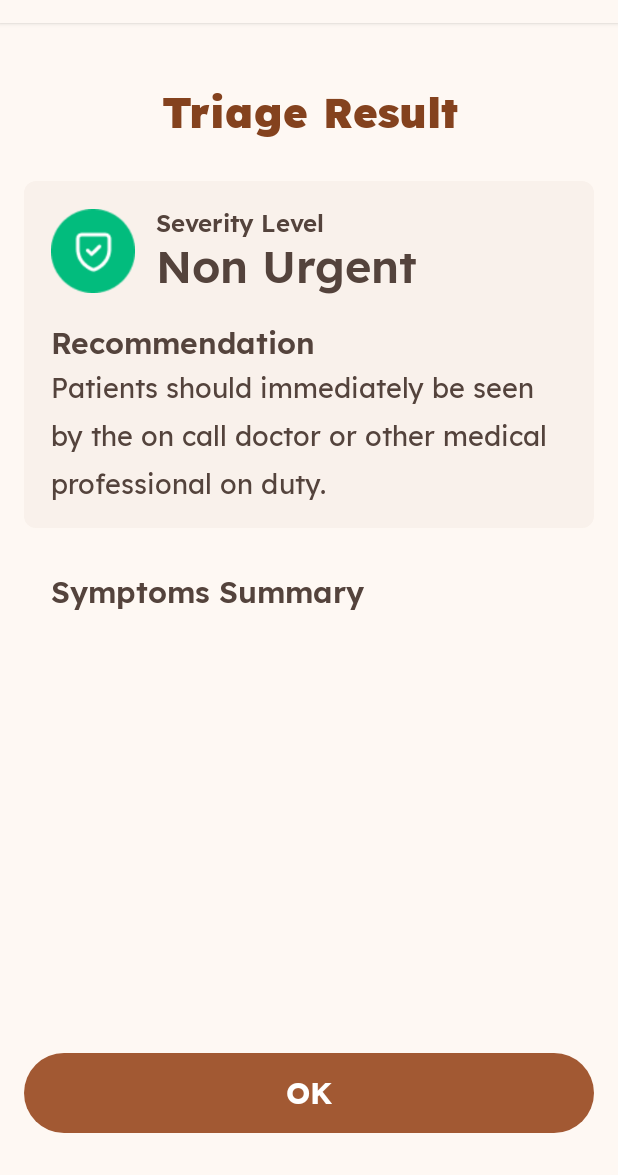
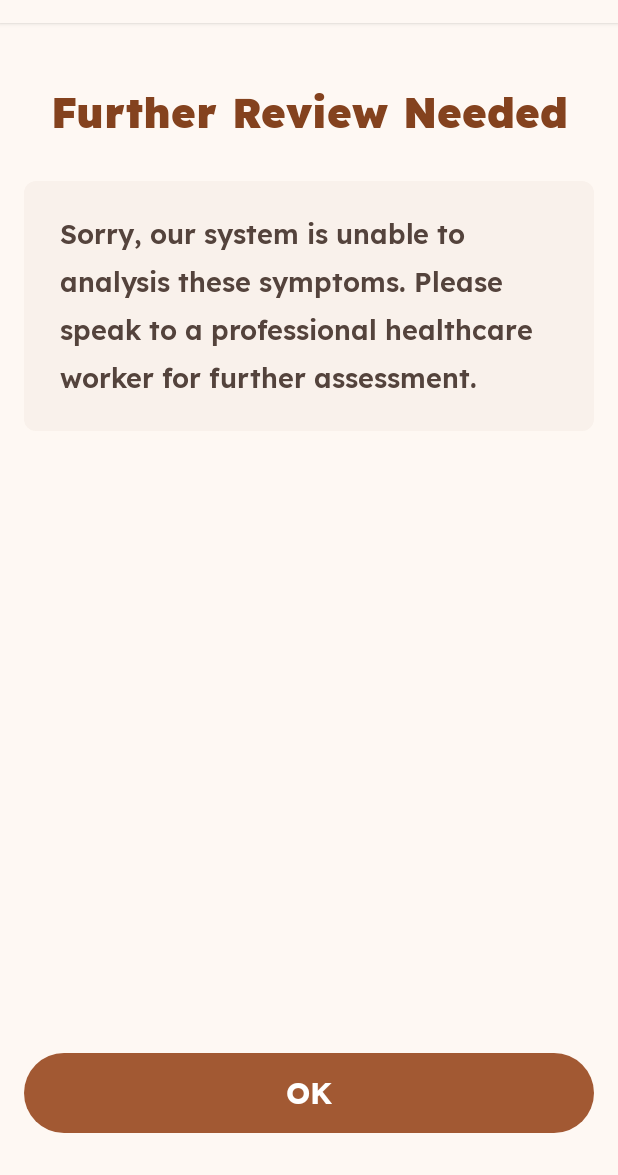
Before and after one commit to Sondnn/Swin-Smart-Adaptive-Clinical-Assistant-SACA-, an Android app built with Jetpack Compose: the ResultScreen screen opened through its navigation route, on a phone screen of 412 x 824 dp, the part 61-1236 px from its top. Run offline under Robolectric (Android 15) with nearby library versions, the light colour scheme and no system bars; Roboto replaces fonts that are not available here.

Commit message:
feat: add analysis result api error handling

```diff
--- a/android/app/src/main/java/com/saca/smartadaptiveclinicalassistant/presentation/navigation/SacaNavGraph.kt
+++ b/android/app/src/main/java/com/saca/smartadaptiveclinicalassistant/presentation/navigation/SacaNavGraph.kt
@@ -5,10 +5,9 @@ import androidx.compose.ui.Modifier
 import androidx.navigation.compose.NavHost
 import androidx.navigation.compose.composable
 import androidx.navigation.compose.rememberNavController
-import com.saca.smartadaptiveclinicalassistant.domain.model.TriageForm
 import com.saca.smartadaptiveclinicalassistant.presentation.home.HomeScreen
 import com.saca.smartadaptiveclinicalassistant.presentation.language.LanguageScreen
-import com.saca.smartadaptiveclinicalassistant.presentation.result.ResultScreen
+import com.saca.smartadaptiveclinicalassistant.presentation.triage_result.ResultScreen
 import com.saca.smartadaptiveclinicalassistant.presentation.session.SessionViewModel
 import com.saca.smartadaptiveclinicalassistant.presentation.triage_form.AgeQuestionScreen
 import com.saca.smartadaptiveclinicalassistant.presentation.triage_form.DurationQuestionScreen
@@ -163,7 +162,7 @@ fun SacaNavGraph(modifier: Modifier = Modifier) {
                 formAnswers = triageFormViewModel.getFormAnswers(
                     languageTag = sessionViewModel.languageTag
                 ),
-                onAnalysisSuccess = {
+                onAnalysisComplete = {
                     navController.navigate(SacaDestinations.TRIAGE_RESULT) {
                         popUpTo(SacaDestinations.TRIAGE_RESULT_LOADING) {
                             inclusive = true
--- a/android/app/src/main/java/com/saca/smartadaptiveclinicalassistant/presentation/triage_result/LoadingScreen.kt
+++ b/android/app/src/main/java/com/saca/smartadaptiveclinicalassistant/presentation/triage_result/LoadingScreen.kt
@@ -30,7 +30,7 @@ import org.koin.androidx.compose.koinViewModel
 @Composable
 fun LoadingScreen(
     formAnswers: TriageForm,
-    onAnalysisSuccess: () -> Unit,
+    onAnalysisComplete: () -> Unit,
     modifier: Modifier = Modifier,
     triageResultViewModel: TriageResultViewModel = koinViewModel()
 ) {
@@ -41,8 +41,8 @@ fun LoadingScreen(
     }
 
     LaunchedEffect(uiState) {
-        if (uiState is TriageResultUIState.Success) {
-            onAnalysisSuccess()
+        if (uiState is TriageResultUIState.Success || uiState is TriageResultUIState.Error) {
+            onAnalysisComplete()
         }
     }
 
--- a/android/app/src/main/java/com/saca/smartadaptiveclinicalassistant/presentation/triage_result/ResultScreen.kt
+++ b/android/app/src/main/java/com/saca/smartadaptiveclinicalassistant/presentation/triage_result/ResultScreen.kt
@@ -1,4 +1,4 @@
-package com.saca.smartadaptiveclinicalassistant.presentation.result
+package com.saca.smartadaptiveclinicalassistant.presentation.triage_result
 
 import android.util.Log
 import androidx.annotation.DrawableRes
@@ -36,8 +36,6 @@ import com.saca.smartadaptiveclinicalassistant.presentation.components.AppBar
 import com.saca.smartadaptiveclinicalassistant.presentation.components.AppButton
 import com.saca.smartadaptiveclinicalassistant.presentation.components.AppButtonStyle
 import com.saca.smartadaptiveclinicalassistant.presentation.components.Title
-import com.saca.smartadaptiveclinicalassistant.presentation.triage_result.TriageResultUIState
-import com.saca.smartadaptiveclinicalassistant.presentation.triage_result.TriageResultViewModel
 import com.saca.smartadaptiveclinicalassistant.ui.theme.AppBackground
 import com.saca.smartadaptiveclinicalassistant.ui.theme.Brown
 import com.saca.smartadaptiveclinicalassistant.ui.theme.Brown20
@@ -51,14 +49,6 @@ fun ResultScreen(
     triageResultViewModel: TriageResultViewModel = koinViewModel(),
 ) {
     val uiState = triageResultViewModel.uiState
-    val result = if (uiState is TriageResultUIState.Success) {
-        uiState.triageResult
-    } else {
-        TriageResult(
-            triageCategory = TriageCategory.A,
-            symptoms = listOf()
-        )
-    }
 
     Scaffold(
         topBar = {
@@ -81,15 +71,28 @@ fun ResultScreen(
         ) {
             Spacer(modifier = Modifier.height(42.dp))
 
-            Title(text = stringResource(R.string.triage_result_title))
-
-            Spacer(modifier = Modifier.height(28.dp))
-
-            ResultCard(result = result)
-
-            Spacer(modifier = Modifier.height(12.dp))
-
-            SymptomsSummary(result.symptoms)
+            when (uiState) {
+                is TriageResultUIState.Success -> {
+                    val result = uiState.triageResult
+                    Title(text = stringResource(R.string.triage_result_title))
+                    Spacer(modifier = Modifier.height(28.dp))
+                    ResultCard(result = result)
+                    Spacer(modifier = Modifier.height(12.dp))
+                    SymptomsSummary(result.symptoms)
+                }
+                is TriageResultUIState.Error -> {
+                    Title(text = stringResource(R.string.triage_result_error_title))
+                    Spacer(modifier = Modifier.height(28.dp))
+                    ErrorCard()
+                    Spacer(modifier = Modifier.height(12.dp))
+                    SymptomsSummary(uiState.symptoms)
+                }
+                else -> {
+                    Title(text = stringResource(R.string.triage_result_error_title))
+                    Spacer(modifier = Modifier.height(28.dp))
+                    ErrorCard()
+                }
+            }
 
             Spacer(modifier = Modifier.weight(1f))
 
@@ -236,3 +239,22 @@ private fun SymptomsSummary(symptoms: List<String>) {
         }
     }
 }
+
+
+@Composable
+private fun ErrorCard() {
+    Box(
+        modifier = Modifier
+            .fillMaxWidth()
+            .clip(RoundedCornerShape(8.dp))
+            .background(Brown20)
+            .padding(24.dp)
+    ) {
+        Text(
+            text = stringResource(R.string.triage_result_error_message),
+            style = MaterialTheme.typography.bodySmall,
+            fontWeight = FontWeight.SemiBold,
+            color = TextDarkBrown,
+        )
+    }
+}
--- a/android/app/src/main/java/com/saca/smartadaptiveclinicalassistant/presentation/triage_result/TriageResultUIState.kt
+++ b/android/app/src/main/java/com/saca/smartadaptiveclinicalassistant/presentation/triage_result/TriageResultUIState.kt
@@ -6,5 +6,5 @@ interface TriageResultUIState {
     data object Idle: TriageResultUIState
     data object Loading: TriageResultUIState
     data class Success(val triageResult: TriageResult): TriageResultUIState
-    data class Error(val message: String): TriageResultUIState
+    data class Error(val message: String, val symptoms: List<String>): TriageResultUIState
 }
--- a/android/app/src/main/java/com/saca/smartadaptiveclinicalassistant/presentation/triage_result/TriageResultViewModel.kt
+++ b/android/app/src/main/java/com/saca/smartadaptiveclinicalassistant/presentation/triage_result/TriageResultViewModel.kt
@@ -30,7 +30,10 @@ class TriageResultViewModel(
                     TriageResultUIState.Success(triageResult)
                 },
                 onFailure = { error ->
-                    TriageResultUIState.Error(error.message ?: "Analysis failed")
+                    TriageResultUIState.Error(
+                        message = error.message ?: "Analysis failed",
+                        symptoms = formAnswer.symptoms
+                    )
                 }
             )
         }
--- a/android/app/src/main/res/values/strings.xml
+++ b/android/app/src/main/res/values/strings.xml
@@ -90,8 +90,7 @@
     <string name="triage_result_save_button">Save the Result</string>
     <string name="triage_result_save_success_message">Result saved to gallery</string>
     <string name="triage_result_save_failed_message">Could not save result on this device</string>
+    <string name="triage_result_error_title">Further Review Needed</string>
+    <string name="triage_result_error_message">Sorry, our system is unable to analysis these symptoms. Please speak to a professional healthcare worker for further assessment.</string>
     <string name="triage_result_ok_button">OK</string>
-
-
-
 </resources>
```
Also changed, not shown: 1 other file.
